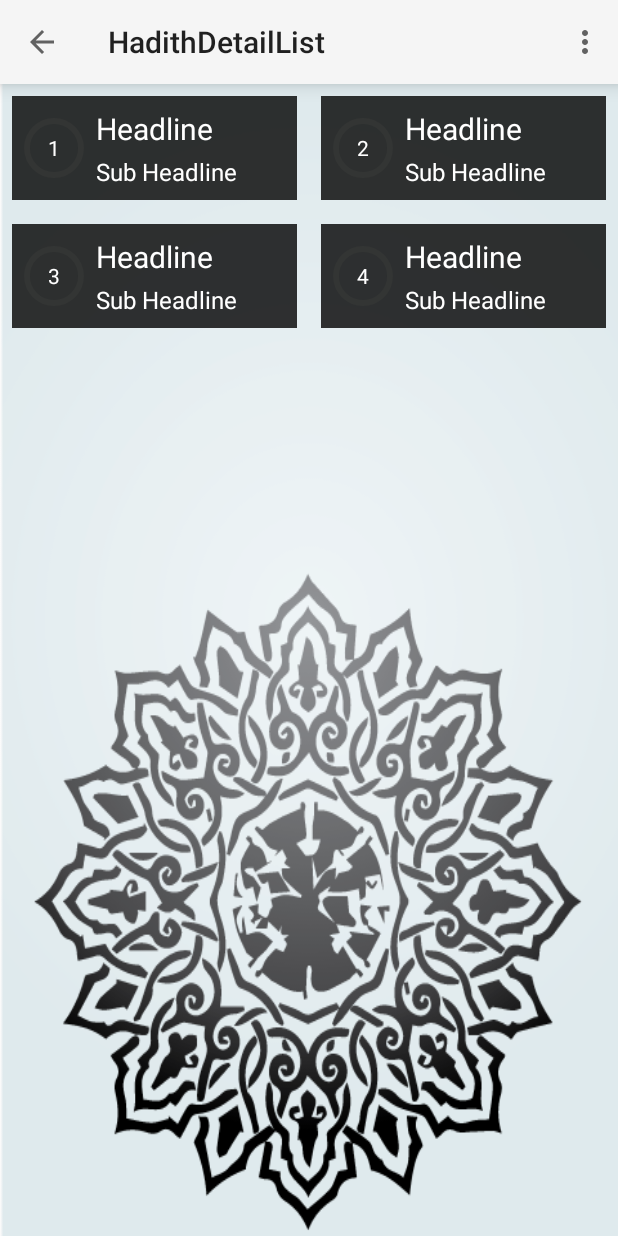
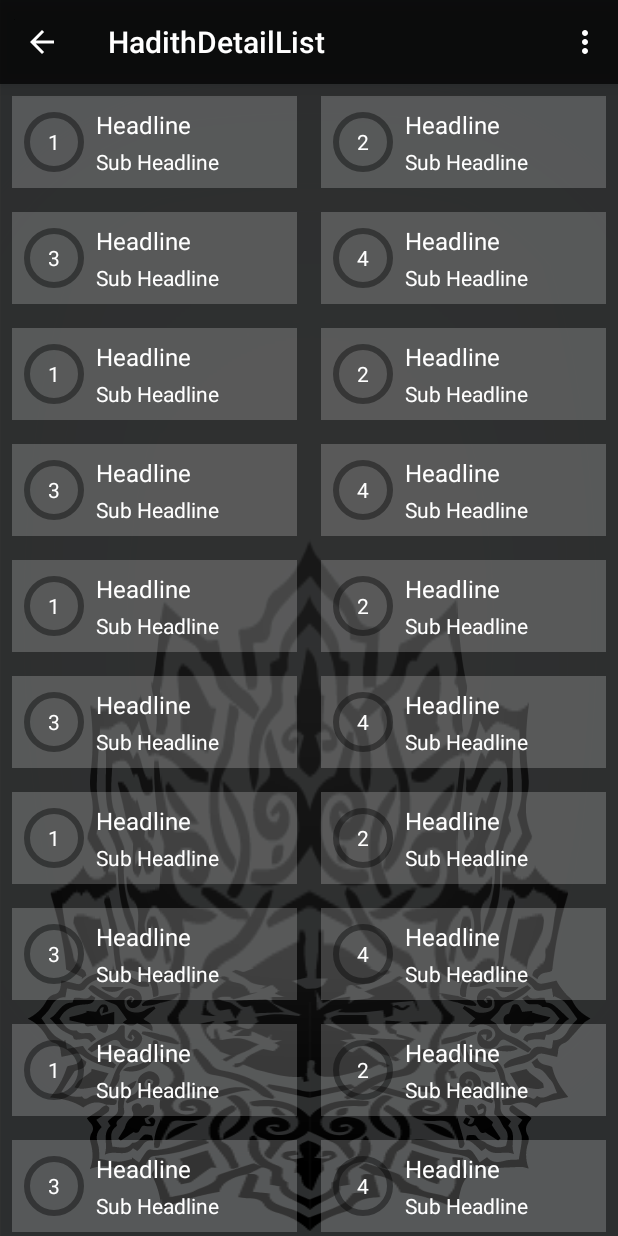
Before and after one commit to Apptitive/BanglaHadith, an Android app: the HadithDetailListActivity screen opened directly, with no data from a screen before it, on a phone screen of 412 x 824 dp. Run offline under Robolectric (Android 15) with nearby library versions, the phone set to English and light mode, and no system bars; 1 statement that could not run was skipped.

Commit message:
add hadith list adapter

```diff
--- a/app/src/main/AndroidManifest.xml
+++ b/app/src/main/AndroidManifest.xml
@@ -7,11 +7,10 @@
         android:allowBackup="true"
         android:icon="@android:drawable/dialog_frame"
         android:label="@string/app_name"
-        android:theme="@style/AppTheme.Actionbar">
+        android:theme="@style/AppTheme">
         <activity
             android:name=".ui.MainActivity"
-            android:label="@string/app_name"
-            android:theme="@style/AppTheme.NoActionBar">
+            android:label="@string/app_name">
             <intent-filter>
                 <action android:name="android.intent.action.MAIN" />
 
@@ -21,7 +20,6 @@
         <activity
             android:name=".ui.HadithDetailListActivity"
             android:label="@string/title_activity_hadith_detail_list"
-            android:theme="@style/AppTheme.NoActionBar"
             android:parentActivityName=".ui.MainActivity">
             <meta-data
                 android:name="android.support.PARENT_ACTIVITY"
--- a/app/src/main/java/com/hadithbd/banglahadith/util/Utils.java
+++ b/app/src/main/java/com/hadithbd/banglahadith/util/Utils.java
@@ -14,6 +14,34 @@ public class Utils {
         datas.add("2");
         datas.add("3");
         datas.add("4");
+        datas.add("1");
+        datas.add("2");
+        datas.add("3");
+        datas.add("4");
+        datas.add("1");
+        datas.add("2");
+        datas.add("3");
+        datas.add("4");
+        datas.add("1");
+        datas.add("2");
+        datas.add("3");
+        datas.add("4");
+        datas.add("1");
+        datas.add("2");
+        datas.add("3");
+        datas.add("4");
+        datas.add("1");
+        datas.add("2");
+        datas.add("3");
+        datas.add("4");
+        datas.add("1");
+        datas.add("2");
+        datas.add("3");
+        datas.add("4");
+        datas.add("1");
+        datas.add("2");
+        datas.add("3");
+        datas.add("4");
         return datas;
     }
 }
--- a/app/src/main/res/layout/activity_hadith_detail_list.xml
+++ b/app/src/main/res/layout/activity_hadith_detail_list.xml
@@ -4,7 +4,10 @@
     android:layout_height="match_parent"
     android:background="@drawable/background_home"
     tools:context="com.hadithbd.banglahadith.ui.HadithDetailListActivity">
-
+<View
+    android:layout_width="match_parent"
+    android:layout_height="match_parent"
+    android:background="#CC000000"/>
     <include
         android:id="@+id/toolbar"
         layout="@layout/toolbar" />
--- a/app/src/main/res/layout/item_hadith_detail_lists.xml
+++ b/app/src/main/res/layout/item_hadith_detail_lists.xml
@@ -4,7 +4,7 @@
     android:layout_width="match_parent"
     android:layout_height="wrap_content"
     android:layout_margin="@dimen/horizontal_margin_8dp"
-    android:background="@drawable/bg_shadow_layout">
+    android:background="@color/list_item_background_color">
 
     <com.hadithbd.banglahadith.views.BanglaTextView
         android:id="@+id/text_drawable"
@@ -24,7 +24,7 @@
         app:banglaText="Headline"
         android:textColor="@android:color/white"
         android:layout_toRightOf="@id/text_drawable"
-        android:textSize="@dimen/abc_text_size_title_material"
+        android:textSize="@dimen/abc_text_size_subhead_material"
         android:layout_marginTop="@dimen/vertical_margin_8dp"
         android:layout_marginLeft="@dimen/horizontal_margin_8dp" />
 
@@ -34,7 +34,7 @@
         android:layout_height="wrap_content"
         app:banglaText="Sub Headline"
         android:textColor="@android:color/white"
-        android:textSize="@dimen/abc_text_size_subhead_material"
+        android:textSize="14sp"
         android:layout_marginTop="@dimen/vertical_margin_4dp"
         android:layout_marginBottom="@dimen/vertical_margin_8dp"
         android:layout_alignLeft="@id/title" />
--- a/app/src/main/res/layout/toolbar.xml
+++ b/app/src/main/res/layout/toolbar.xml
@@ -1,6 +1,7 @@
 <?xml version="1.0" encoding="utf-8"?>
 <android.support.v7.widget.Toolbar xmlns:android="http://schemas.android.com/apk/res/android"
     android:layout_width="match_parent"
+    style="@style/ToolBarStyle"
     android:layout_height="?attr/actionBarSize"
     android:background="?attr/colorPrimary"
     android:elevation="@dimen/default_elevation"/>
--- a/app/src/main/res/values/colors.xml
+++ b/app/src/main/res/values/colors.xml
@@ -1,6 +1,7 @@
 <?xml version="1.0" encoding="utf-8"?>
 <resources>
-    <color name="text_drawable_stroke_color">#333534</color>
-    <color name="list_item_background_color">#575858</color>
+    <color name="text_drawable_stroke_color">#66000000</color>
+    <color name="list_item_background_color">#33ffffff</color>
     <color name="background_shadow_color">#CC000000</color>
+    <color name="color_primary">#B3000000</color>
 </resources>
--- a/app/src/main/res/values/styles.xml
+++ b/app/src/main/res/values/styles.xml
@@ -1,20 +1,18 @@
 <resources>
 
     <!-- Base application theme. -->
-    <style name="AppTheme">
+    <style name="AppTheme" parent="Theme.AppCompat.Light.NoActionBar">
         <!-- Customize your theme here. -->
-    </style>
-
-    <style name="AppTheme.Actionbar" parent="Theme.AppCompat.Light.DarkActionBar">
-
-    </style>
-
-    <style name="AppTheme.NoActionBar" parent="Theme.AppCompat.Light.NoActionBar">
-
+        <item name="colorPrimary">@color/color_primary</item>
+        <item name="colorPrimaryDark">@color/color_primary</item>
+        <item name="colorAccent">@color/color_primary</item>
     </style>
 
 
-
+    <style name="ToolBarStyle" parent="">
+        <item name="popupTheme">@style/ThemeOverlay.AppCompat.Light</item>
+        <item name="theme">@style/ThemeOverlay.AppCompat.Dark.ActionBar</item>
+    </style>
 
     <style name="Widget"></style>
 
```
Also changed, not shown: app/src/main/res/drawable-hdpi/background_home.9.png (added), app/src/main/res/drawable-hdpi/background_home.png (deleted).
